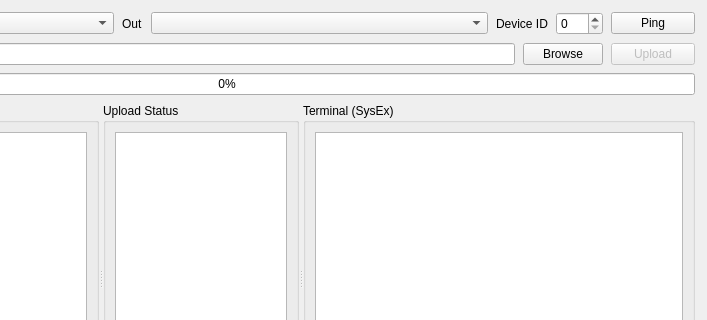
Old version of the form apps/Bruno/5x6_display/tools/adios_studio/app/MainWindow.ui in the repository AddictiveInstruments/ADIOS; both pictures show x 253 to 960 and y 0 to 320 of the 960 by 820 pixel window.
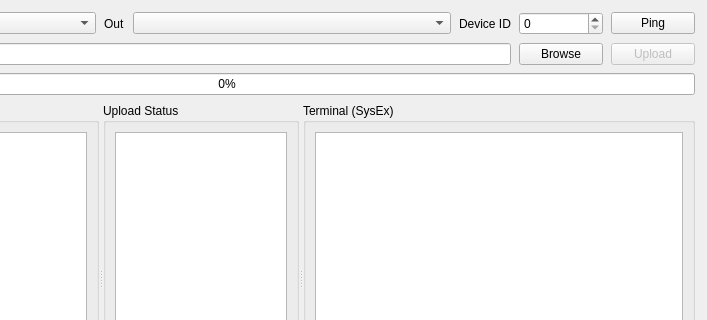
New version of the form.

Commit message:
tools: ADIOS Studio - Ping ne vole plus le focus, idBox aligne sous Browse
Le clic Ping ne desactive plus son bouton : desactiver le widget focalise
poussait Qt a donner le focus au champ .hex suivant, qui selectionnait alors
tout son texte. Le garde busy_ empeche deja un second Ping, la desactivation
etait donc inutile.

idBox et Browse sont fixes a 84 px : ils tombent dans la meme colonne, sous
Ping / Upload - une grille reguliere a droite des deux lignes.

Partie haute (ports, firmware, barre de progression) validee et gelee.

Diff of the .ui file:
```diff
--- a/apps/Bruno/5x6_display/tools/adios_studio/app/MainWindow.ui
+++ b/apps/Bruno/5x6_display/tools/adios_studio/app/MainWindow.ui
@@ -35,6 +35,8 @@
      <item>
       <widget class="QSpinBox" name="idBox">
        <property name="maximum"><number>127</number></property>
+       <property name="minimumSize"><size><width>84</width><height>0</height></size></property>
+       <property name="maximumSize"><size><width>84</width><height>16777215</height></size></property>
       </widget>
      </item>
      <item>
@@ -59,6 +61,8 @@
      <item>
       <widget class="QPushButton" name="browseBtn">
        <property name="text"><string>Browse</string></property>
+       <property name="minimumSize"><size><width>84</width><height>0</height></size></property>
+       <property name="maximumSize"><size><width>84</width><height>16777215</height></size></property>
       </widget>
      </item>
      <item>
```
The commit also changes 1 other file.
